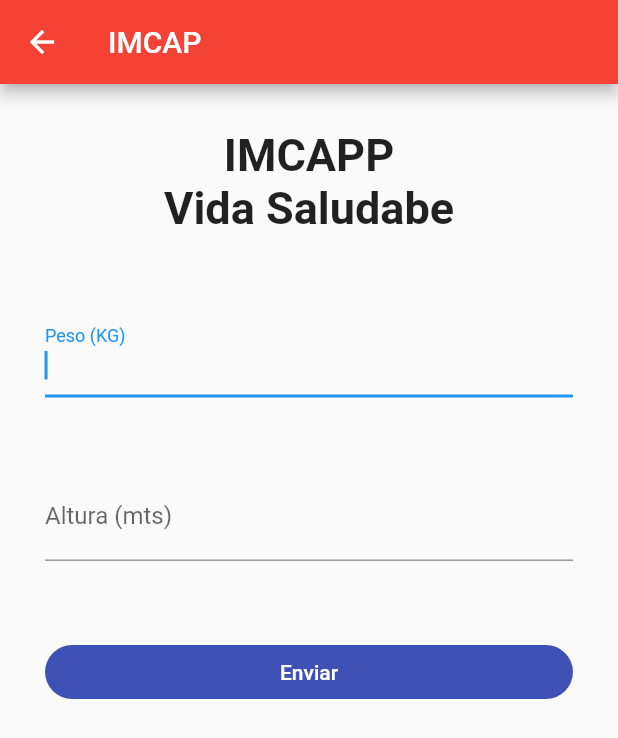
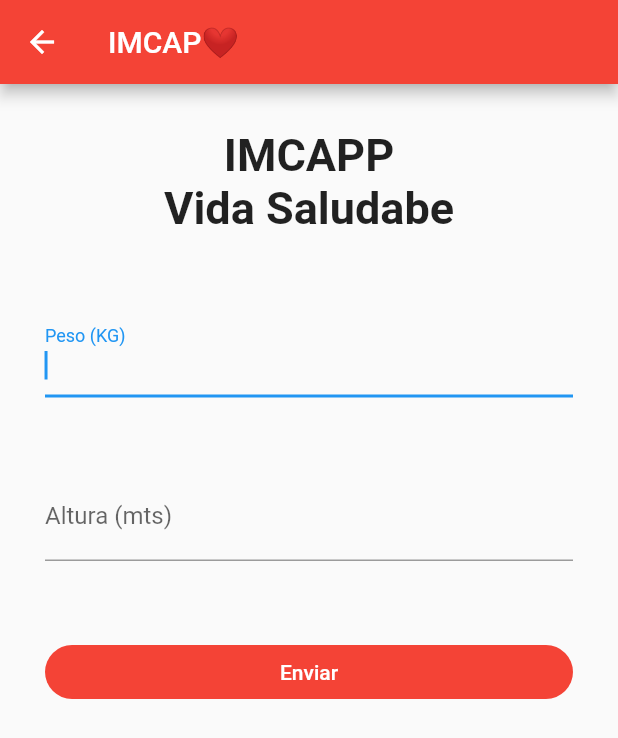
Before and after one commit to Aslyash73/TallerMovil, a Flutter app: the screen it shows after launch, after a tap on "IMCAP", on a phone screen of 412 x 824 dp. Shown: the top 738 px of the screen. Run offline on Flutter 3.47's test engine with Material 2 defaults, Android fonts, the phone set to English and light mode, and no system bars; network calls fail.

Commit message:
segundo cambio

```diff
--- a/lib/main.dart
+++ b/lib/main.dart
@@ -11,13 +11,9 @@ class MyApp extends StatelessWidget {
   Widget build(BuildContext context) {
     return MaterialApp(
       debugShowCheckedModeBanner: false,
-      title: 'Componentes app',
-      // home: HomePage()
-      //ruta principal
+      title: 'Vistas',
       initialRoute: "home",
-      //cambios
       routes: AppRoutes.getAppRoutes(),
-      //404 pagina
       onGenerateRoute: AppRoutes.onGenerateRoute,
     );
   }
--- a/lib/screens/HomeScreen.dart
+++ b/lib/screens/HomeScreen.dart
@@ -19,19 +19,20 @@ class HomeScreen extends StatelessWidget {
         ),
         centerTitle: true,
       ),
-      body: Column(
-        mainAxisAlignment: MainAxisAlignment.center,
-        children: [
-          const Text(
-            'Hola Asly!',
-            style: TextStyle(
-              fontSize: 24.0,
-              fontWeight: FontWeight.bold,
+      body: SingleChildScrollView(
+        child: Column(
+          mainAxisAlignment: MainAxisAlignment.center,
+          crossAxisAlignment: CrossAxisAlignment.center,
+          children: [
+            Image.network(
+              'https://www.wallpaperup.com/uploads/wallpapers/2018/05/08/1266168/7c5fe81643e6887b3fbc433a2f7da499-700.jpg',
+              width: 500,
+              height: 400,
             ),
-          ),
-          const SizedBox(height: 20.0),
-          Expanded(
-            child: ListView.separated(
+            const SizedBox(height: 20.0),
+            ListView.separated(
+              shrinkWrap: true,
+              physics: NeverScrollableScrollPhysics(),
               itemCount: AppRoutes.menuOptions.length,
               separatorBuilder: (context, index) => const Divider(),
               itemBuilder: (context, index) {
@@ -70,8 +71,21 @@ class HomeScreen extends StatelessWidget {
                 }
               },
             ),
-          ),
-        ],
+            Container(
+              color: Color.fromARGB(255, 249, 48, 34),
+              height: 60.0,
+              child: const Center(
+                child: Text(
+                  "MY-APP",
+                  style: TextStyle(
+                    fontSize: 18.0,
+                    color: Colors.white,
+                  ),
+                ),
+              ),
+            ),
+          ],
+        ),
       ),
     );
   }
--- a/lib/screens/screens.dart
+++ b/lib/screens/screens.dart
@@ -1,4 +1,4 @@
 export 'package:movilapp/screens/HomeScreen.dart';
 
-export 'package:movilapp/screens/view1Screen.dart';
-export 'package:movilapp/screens/view2Screen.dart';
+export 'package:movilapp/screens/viewUno.dart';
+export 'package:movilapp/screens/viewDos.dart';
--- a/lib/screens/view1Screen.dart
+++ b/lib/screens/viewDos.dart
@@ -1,22 +1,23 @@
 import 'package:flutter/material.dart';
 import 'package:movilapp/widgets/inputs/CustomInputField.dart';
 
-class ViewOneScreen extends StatelessWidget {
-  const ViewOneScreen({Key? key}) : super(key: key);
+class ViewSecondScreen extends StatelessWidget {
+  const ViewSecondScreen({Key? key}) : super(key: key);
 
   @override
   Widget build(BuildContext context) {
     final GlobalKey<FormState> myFormKey = GlobalKey<FormState>();
 
     final Map<String, String> formValues = {
-      'peso': '',
-      'altura': '',
+      'nombre y apellido': '',
+      'horas': '',
+      'valor': '',
     };
 
     return Scaffold(
       appBar: AppBar(
         backgroundColor: Colors.red,
-        title: const Text("IMCAP"),
+        title: const Text("APP-SUELDO"),
       ),
       body: SingleChildScrollView(
         scrollDirection: Axis.vertical,
@@ -59,20 +60,29 @@ class _formImcapp extends StatelessWidget {
             height: 50,
           ),
           CustomInputField(
-            textType: TextInputType.number,
-            formProperty: "peso",
+            textType: TextInputType.text,
+            formProperty: "nombre y apellido",
             autofocus: true,
             formValues: formValues,
-            labelText: "Peso (KG)",
+            labelText: "Nombre Empleado",
           ),
           const SizedBox(
-            height: 50,
+            height: 32,
           ),
           CustomInputField(
             textType: TextInputType.number,
-            formProperty: "altura",
+            formProperty: "horas",
             formValues: formValues,
-            labelText: "Altura (mts)",
+            labelText: "Horas Trabajadas",
+          ),
+          const SizedBox(
+            height: 32,
+          ),
+          CustomInputField(
+            textType: TextInputType.number,
+            formProperty: "horas",
+            formValues: formValues,
+            labelText: "Valor Hora",
           ),
           const SizedBox(
             height: 50,
@@ -85,7 +95,7 @@ class _formImcapp extends StatelessWidget {
                 }
               },
               style: ElevatedButton.styleFrom(
-                  primary: Colors.indigo,
+                  primary: Colors.red,
                   shape: const StadiumBorder(),
                   elevation: 0),
               child: const SizedBox(
@@ -107,11 +117,11 @@ class _TitleCard extends StatelessWidget {
       child: Column(
         children: const [
           Text(
-            "IMCAPP",
+            "APP-SUELDO",
             style: TextStyle(fontSize: 30, fontWeight: FontWeight.bold),
           ),
           Text(
-            "Vida Saludabe",
+            "Calculo Sueldo😎",
             style: TextStyle(fontSize: 30, fontWeight: FontWeight.bold),
           )
         ],
--- a/lib/screens/view2Screen.dart
+++ b/lib/screens/viewUno.dart
@@ -1,23 +1,22 @@
 import 'package:flutter/material.dart';
 import 'package:movilapp/widgets/inputs/CustomInputField.dart';
 
-class ViewSecondScreen extends StatelessWidget {
-  const ViewSecondScreen({Key? key}) : super(key: key);
+class ViewOneScreen extends StatelessWidget {
+  const ViewOneScreen({Key? key}) : super(key: key);
 
   @override
   Widget build(BuildContext context) {
     final GlobalKey<FormState> myFormKey = GlobalKey<FormState>();
 
     final Map<String, String> formValues = {
-      'nombre': '',
-      'horas': '',
-      'valor': '',
+      'Peso': '',
+      'Altura': '',
     };
 
     return Scaffold(
       appBar: AppBar(
         backgroundColor: Colors.red,
-        title: const Text("APPSUELDO"),
+        title: const Text("IMCAP❤️"),
       ),
       body: SingleChildScrollView(
         scrollDirection: Axis.vertical,
@@ -60,29 +59,20 @@ class _formImcapp extends StatelessWidget {
             height: 50,
           ),
           CustomInputField(
-            textType: TextInputType.text,
-            formProperty: "nombre",
+            textType: TextInputType.number,
+            formProperty: "peso",
             autofocus: true,
             formValues: formValues,
-            labelText: "Nombre Empleado",
+            labelText: "Peso (KG)",
           ),
           const SizedBox(
-            height: 30,
+            height: 50,
           ),
           CustomInputField(
             textType: TextInputType.number,
-            formProperty: "horas",
+            formProperty: "altura",
             formValues: formValues,
-            labelText: "Horas Trabajadas",
-          ),
-          const SizedBox(
-            height: 30,
-          ),
-          CustomInputField(
-            textType: TextInputType.number,
-            formProperty: "horas",
-            formValues: formValues,
-            labelText: "Valor Hora",
+            labelText: "Altura (mts)",
           ),
           const SizedBox(
             height: 50,
@@ -95,7 +85,7 @@ class _formImcapp extends StatelessWidget {
                 }
               },
               style: ElevatedButton.styleFrom(
-                  primary: Colors.indigo,
+                  primary: Colors.red,
                   shape: const StadiumBorder(),
                   elevation: 0),
               child: const SizedBox(
@@ -117,11 +107,11 @@ class _TitleCard extends StatelessWidget {
       child: Column(
         children: const [
           Text(
-            "APPSUELDO",
+            "IMCAPP",
             style: TextStyle(fontSize: 30, fontWeight: FontWeight.bold),
           ),
           Text(
-            "Calculo Sueldo !",
+            "Vida Saludabe",
             style: TextStyle(fontSize: 30, fontWeight: FontWeight.bold),
           )
         ],
```
